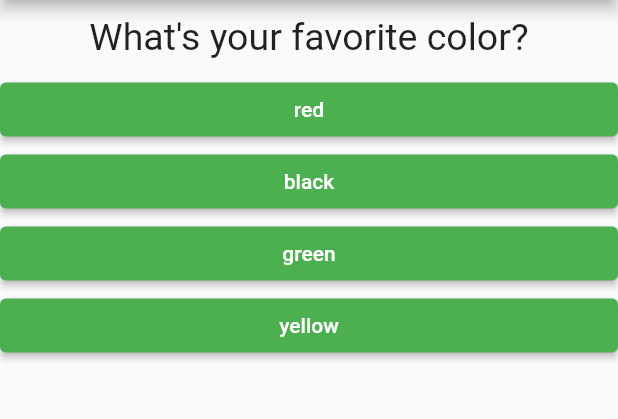
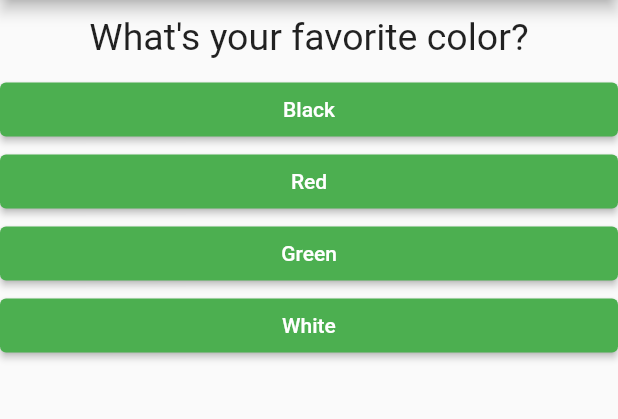
Before and after one commit to sagar-sangani/flutter_pratice, a Flutter app: the screen it shows after launch, on a phone screen of 412 x 824 dp, the part 84-503 px from its top. Run offline on Flutter 3.47's test engine with Material 2 defaults, Android fonts, the phone set to English and light mode, and no system bars.

Commit message:
add updates of 18-02-2022

```diff
--- a/lib/main.dart
+++ b/lib/main.dart
@@ -20,20 +20,37 @@ class _MyAppState extends State<MyApp> {
   final _questions = const [
     {
       'questionText': 'What\'s your favorite color?',
-      'answers': ['red', 'black', 'green', 'yellow']
+      'answers': [
+        {'text': 'Black', 'score': 10},
+        {'text': 'Red', 'score': 5},
+        {'text': 'Green', 'score': 3},
+        {'text': 'White', 'score': 1},
+      ],
     },
     {
       'questionText': 'What\'s your favorite animal?',
-      'answers': ['dog', 'cat', 'horse', 'lion']
+      'answers': [
+        {'text': 'Rabbit', 'score': 3},
+        {'text': 'Snake', 'score': 11},
+        {'text': 'Elephant', 'score': 5},
+        {'text': 'Lion', 'score': 1},
+      ],
     },
     {
-      'questionText': 'What\'s your favorite game?',
-      'answers': ['cricket', 'football', 'kabbadi', 'chase']
+      'questionText': 'Who\'s your favorite game?',
+      'answers': [
+        {'text': 'cricket', 'score': 1},
+        {'text': 'kabbadi', 'score': 3},
+        {'text': 'chase', 'score': 7},
+        {'text': 'football', 'score': 9},
+      ],
     },
   ];
   var _questionIndex = 0;
+  var _totalScore = 0;
 
-  void _answerQuestion() {
+  void _answerQuestion(int score) {
+    _totalScore += score;
     setState(() {
       _questionIndex = _questionIndex + 1;
     });
@@ -59,7 +76,8 @@ class _MyAppState extends State<MyApp> {
                 questionIndex: _questionIndex,
                 questions: _questions,
               )
-          : Result(),
-    ));
+            : Result(_totalScore),
+      ),
+    );
   }
 }
--- a/lib/question.dart
+++ b/lib/question.dart
@@ -1,6 +1,6 @@
 import 'package:flutter/material.dart';
 
-import './question.dart';
+// import './question.dart';
 
 class Question extends StatelessWidget {
   final String questionText;
--- a/lib/quiz.dart
+++ b/lib/quiz.dart
@@ -4,8 +4,8 @@ import './question.dart';
 
 class Quiz extends StatelessWidget {
   final List<Map<String, Object>> questions;
-  final questionIndex;
-  final VoidCallback answerQuestion;
+  final int questionIndex;
+  final Function answerQuestion;
 
   Quiz({
     required this.questions,
@@ -20,8 +20,10 @@ class Quiz extends StatelessWidget {
         Question(
           questions[questionIndex]['questionText'] as String,
         ),
-        ...(questions[questionIndex]['answers'] as List<String>).map((answer) {
-          return Answer(answerQuestion, answer);
+        ...(questions[questionIndex]['answers'] as List<Map<String, Object>>)
+            .map((answer) {
+          return Answer(
+              () => answerQuestion(answer['score']), answer['text'] as String);
         }).toList()
       ],
     );
```
Also changed, not shown: lib/result.dart (+19 -3 lines). Lines whose indentation alone changed are shown as unchanged.
